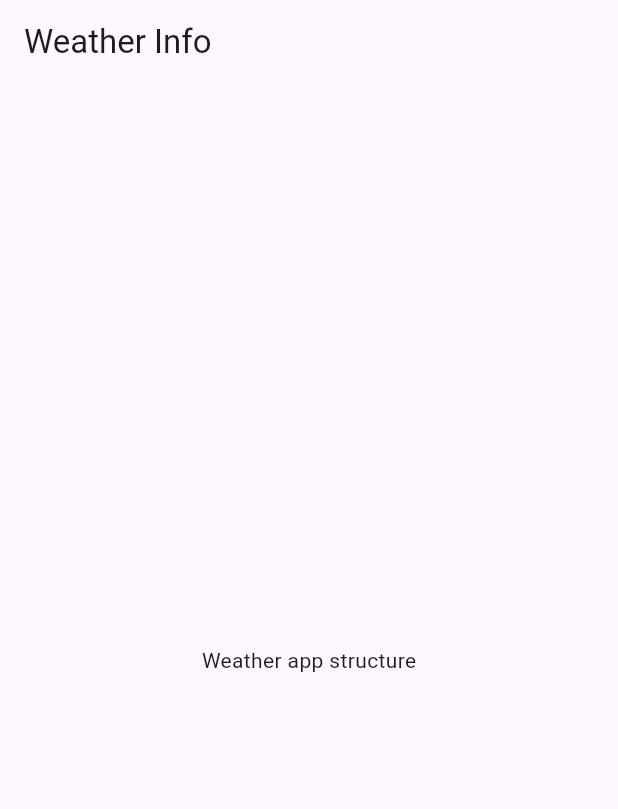
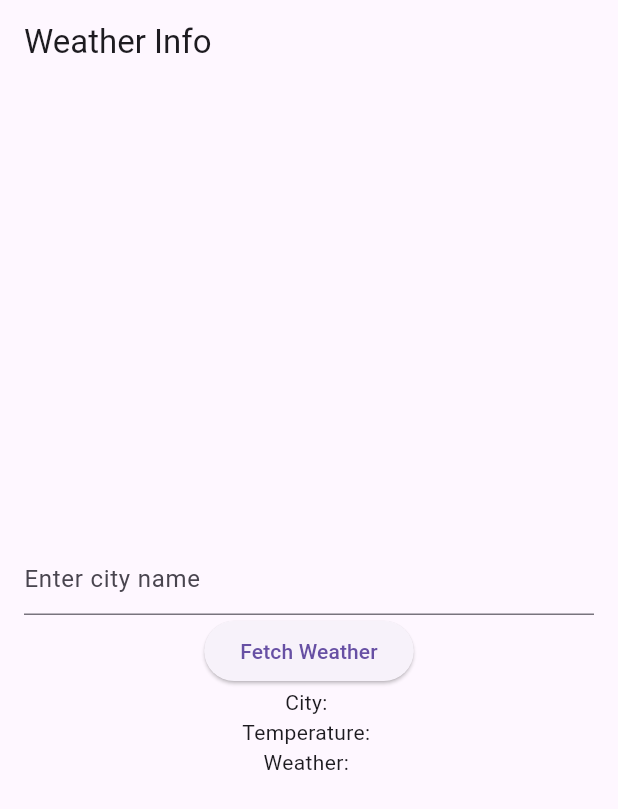
Before and after one commit to nuhs101/weather_info_app, a Flutter app: the screen it shows after launch, on a phone screen of 412 x 824 dp. Shown: the top 809 px of the screen. Run offline on Flutter 3.47's test engine with Material 3 defaults, Android fonts, the phone set to English and light mode, and no system bars.

Commit message:
Basic UI with input field and button

```diff
--- a/lib/main.dart
+++ b/lib/main.dart
@@ -5,6 +5,8 @@ void main() {
 }
 
 class MyApp extends StatelessWidget {
+  const MyApp({super.key});
+
   @override
   Widget build(BuildContext context) {
     return MaterialApp(
@@ -16,16 +18,55 @@ class MyApp extends StatelessWidget {
 }
 
 class WeatherHomePage extends StatefulWidget {
+  const WeatherHomePage({super.key});
+
   @override
   _WeatherHomePageState createState() => _WeatherHomePageState();
 }
 
 class _WeatherHomePageState extends State<WeatherHomePage> {
+  // TextEditingController and other variables should be here
+  final TextEditingController _cityController = TextEditingController();
+  String cityName = '';
+  String temperature = '';
+  String weatherCondition = '';
+
   @override
   Widget build(BuildContext context) {
     return Scaffold(
       appBar: AppBar(title: Text('Weather Info')),
-      body: Center(child: Text('Weather app structure')),
+      body: Padding(
+        padding: EdgeInsets.all(16.0),
+        child: Column(
+          mainAxisAlignment: MainAxisAlignment.center,
+          children: <Widget>[
+            // TextField for entering city name
+            TextField(
+              controller: _cityController,
+              decoration: InputDecoration(hintText: 'Enter city name'),
+            ),
+            // Button to fetch weather
+            ElevatedButton(
+              onPressed: () {
+                // Simulate fetching weather data when button is pressed
+                setState(() {
+                  cityName = _cityController.text;
+                  temperature =
+                      '${(15 + (30 - 15) * (DateTime.now().microsecondsSinceEpoch % 100) / 100).toStringAsFixed(0)}°C'; // Simulated temp
+                  weatherCondition = ['Sunny', 'Cloudy', 'Rainy'][
+                      (DateTime.now().microsecondsSinceEpoch % 3)
+                          .toInt()]; // Simulated condition
+                });
+              },
+              child: Text('Fetch Weather'),
+            ),
+            // Display the weather information
+            Text('City: $cityName'),
+            Text('Temperature: $temperature'),
+            Text('Weather: $weatherCondition'),
+          ],
+        ),
+      ),
     );
   }
 }
```
Also changed, not shown: 1 other file.
